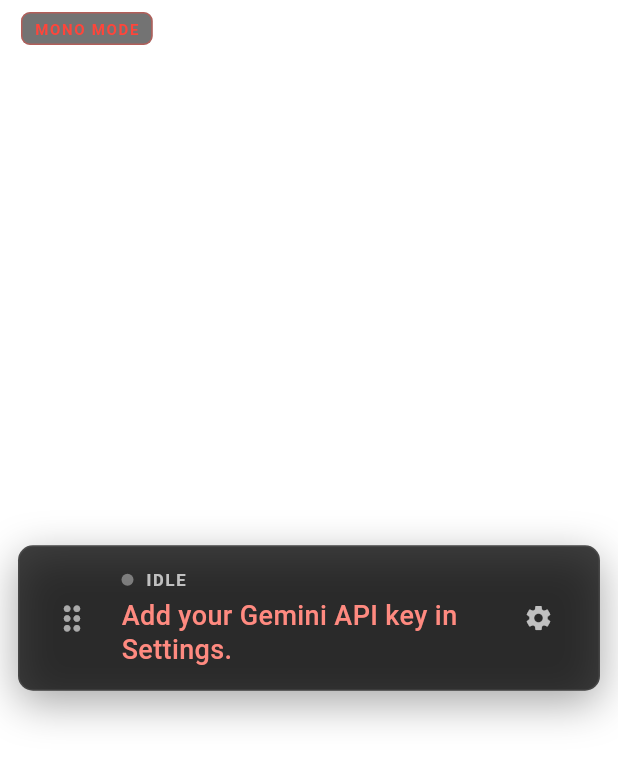
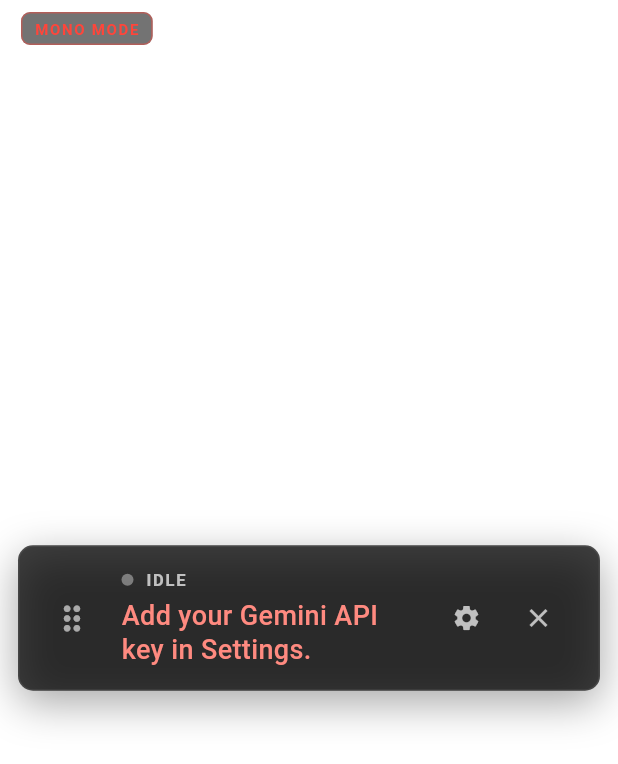
Before and after one commit to sourav-thind/Poly-Script, a Flutter app: the screen it shows after launch, after a tap on the "visibility" icon, after a tap on "Cancel", on a phone screen of 412 x 824 dp. Shown: the top 764 px of the screen. Run offline on Flutter 3.47's test engine with Material 3 defaults, Android fonts, the phone set to English and light mode, and no system bars; our stand-ins replace shared_preferences; missing offline and left inert: desktop_audio_capture, window_manager; statements that could not run were skipped.

Commit message:
app termination

```diff
--- a/lib/widgets/subtitle_overlay.dart
+++ b/lib/widgets/subtitle_overlay.dart
@@ -393,6 +393,15 @@ class _SubtitleOverlayState extends State<SubtitleOverlay> {
                             color: Colors.white70,
                           ),
                         ),
+                        IconButton(
+                          tooltip: 'Close',
+                          onPressed: () => unawaited(windowManager.close()),
+                          icon: const Icon(
+                            Icons.close,
+                            size: 20,
+                            color: Colors.white70,
+                          ),
+                        ),
                       ],
                     ),
                   ),
```
